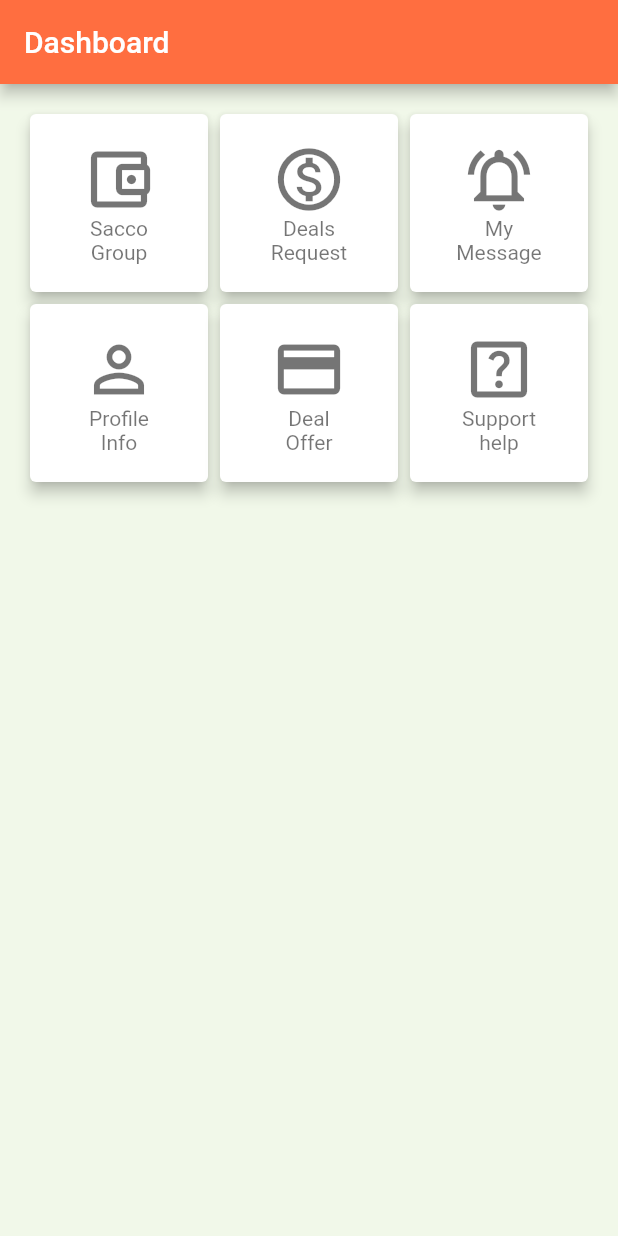
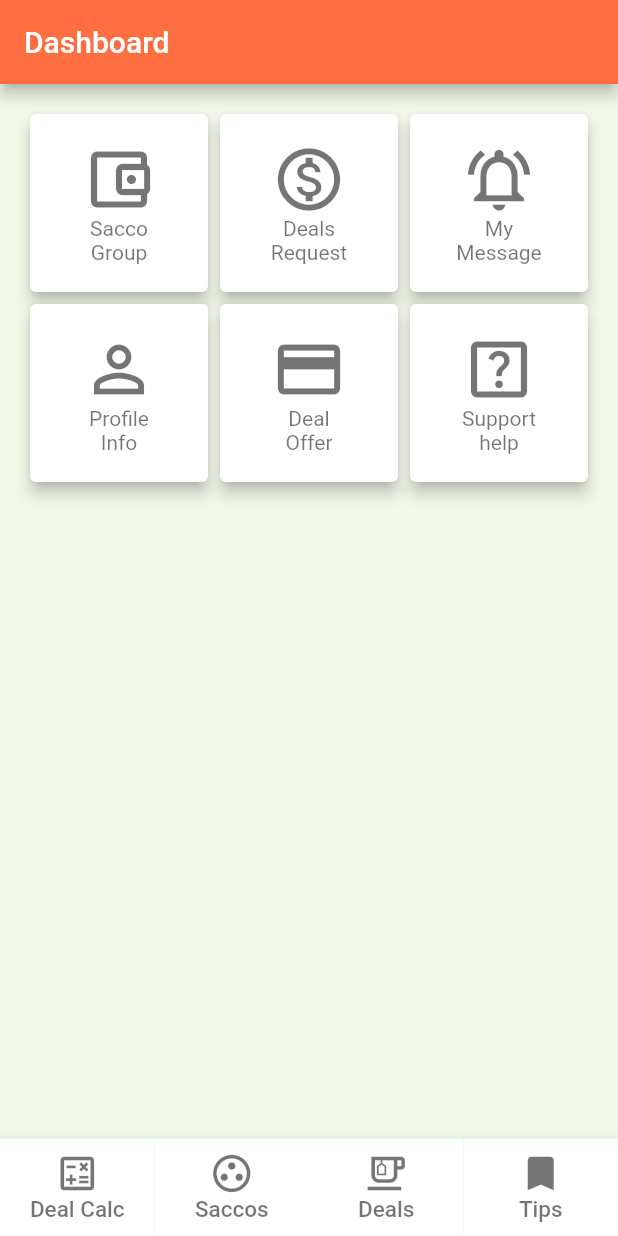
Before and after one commit to simonpojok/ideal, a Flutter app: the screen it shows after launch, on a phone screen of 412 x 824 dp. Run offline on Flutter 3.47's test engine with Material 2 defaults, Android fonts, the phone set to English and light mode, and no system bars; our stand-ins replace firebase_auth, firebase_core, flutter_rating_bar; accounts and stored records are empty.

Commit message:
working on the dashboard added botton navigation actions

```diff
--- a/lib/src/screens/dashboard/DashboardScreen.dart
+++ b/lib/src/screens/dashboard/DashboardScreen.dart
@@ -50,6 +50,41 @@ class _DashboardScreenState extends State<DashboardScreen> {
                 icon: Icons.help_center_outlined,
                 label: "Support\nhelp",
                 onTap: () {},
+              ),
+            ],
+          ),
+        ),
+      ),
+      bottomNavigationBar: BottomAppBar(
+        child: Container(
+          height: 65,
+          width: double.infinity,
+          color: Colors.greenAccent,
+          child: Row(
+            children: [
+              BottomNavigationButton(
+                isActive: false,
+                onTap: () {},
+                icon: Icons.calculate_outlined,
+                label: "Deal Calc",
+              ),
+              BottomNavigationButton(
+                isActive: false,
+                onTap: () {},
+                icon: Icons.group_work_outlined,
+                label: "Saccos",
+              ),
+              BottomNavigationButton(
+                isActive: false,
+                onTap: () {},
+                icon: Icons.emoji_food_beverage_outlined,
+                label: "Deals",
+              ),
+              BottomNavigationButton(
+                isActive: false,
+                onTap: () {},
+                icon: Icons.bookmark,
+                label: "Tips",
               ),
             ],
           ),
@@ -164,52 +199,53 @@ class FeatureCard extends StatelessWidget {
 //   }
 // }
 //
-// class BottomNavigationButton extends StatelessWidget {
-//   final bool isActive;
-//   final VoidCallback onTap;
-//   final IconData icon;
-//   final String label;
-//   const BottomNavigationButton({
-//     Key? key,
-//     required this.isActive,
-//     required this.onTap,
-//     required this.icon,
-//     required this.label,
-//   }) : super(key: key);
-//
-//   @override
-//   Widget build(BuildContext context) {
-//     return Expanded(
-//       child: Material(
-//         child: InkWell(
-//           onTap: onTap,
-//           child: Container(
-//             color: Colors.white,
-//             padding: EdgeInsets.symmetric(vertical: kDefaultPadding * .5),
-//             child: Column(
-//               crossAxisAlignment: CrossAxisAlignment.center,
-//               children: [
-//                 Icon(
-//                   icon,
-//                   color: isActive
-//                       ? Theme.of(context).primaryColor
-//                       : Colors.black54,
-//                   size: 30,
-//                 ),
-//                 Text(
-//                   label,
-//                   style: Theme.of(context).textTheme.button!.copyWith(
-//                         color: isActive
-//                             ? Theme.of(context).primaryColor
-//                             : Colors.black54,
-//                         fontSize: 15,
-//                       ),
-//                 ),
-//               ],
-//             ),
-//           ),
-//         ),
-//       ),
-//     );
-//   }
-// }
+class BottomNavigationButton extends StatelessWidget {
+  final bool isActive;
+  final VoidCallback onTap;
+  final IconData icon;
+  final String label;
+  const BottomNavigationButton({
+    Key? key,
+    required this.isActive,
+    required this.onTap,
+    required this.icon,
+    required this.label,
+  }) : super(key: key);
+
+  @override
+  Widget build(BuildContext context) {
+    return Expanded(
+      child: Material(
+        child: InkWell(
+          onTap: onTap,
+          splashColor: Colors.blueGrey,
+          child: Container(
+            color: Colors.white,
+            padding: EdgeInsets.symmetric(vertical: kDefaultPadding * .5),
+            child: Column(
+              crossAxisAlignment: CrossAxisAlignment.center,
+              children: [
+                Icon(
+                  icon,
+                  color: isActive
+                      ? Theme.of(context).primaryColor
+                      : Colors.black54,
+                  size: 30,
+                ),
+                Text(
+                  label,
+                  style: Theme.of(context).textTheme.button!.copyWith(
+                        color: isActive
+                            ? Theme.of(context).primaryColor
+                            : Colors.black54,
+                        fontSize: 15,
+                      ),
+                ),
+              ],
+            ),
+          ),
+        ),
+      ),
+    );
+  }
+}
```
